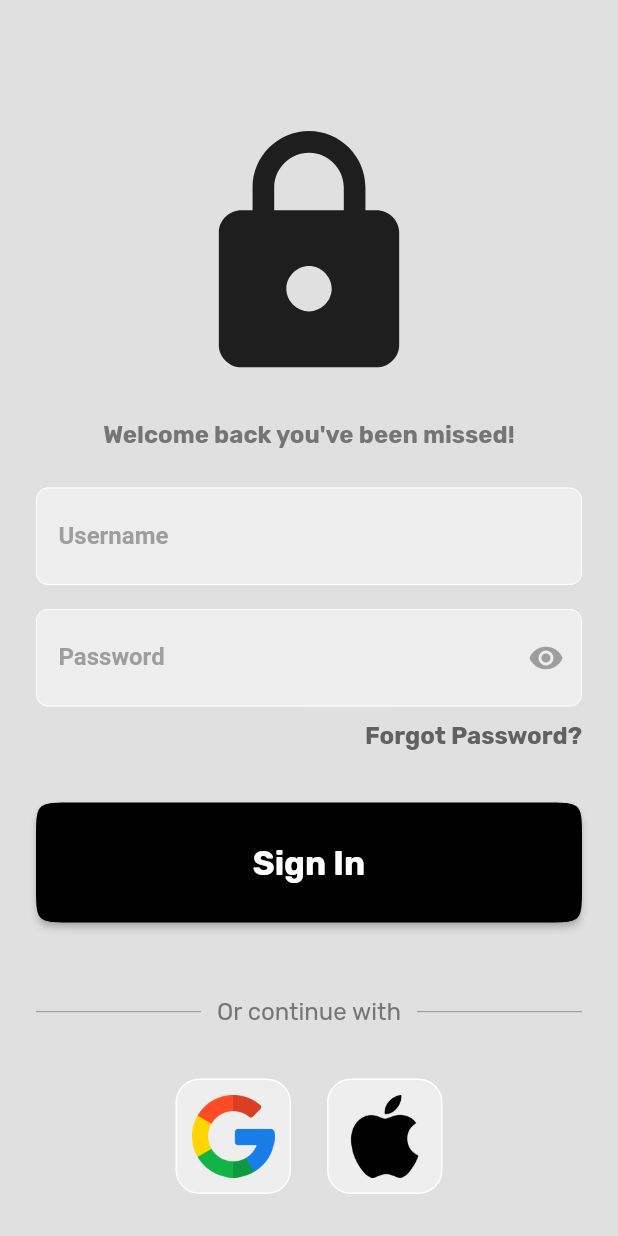
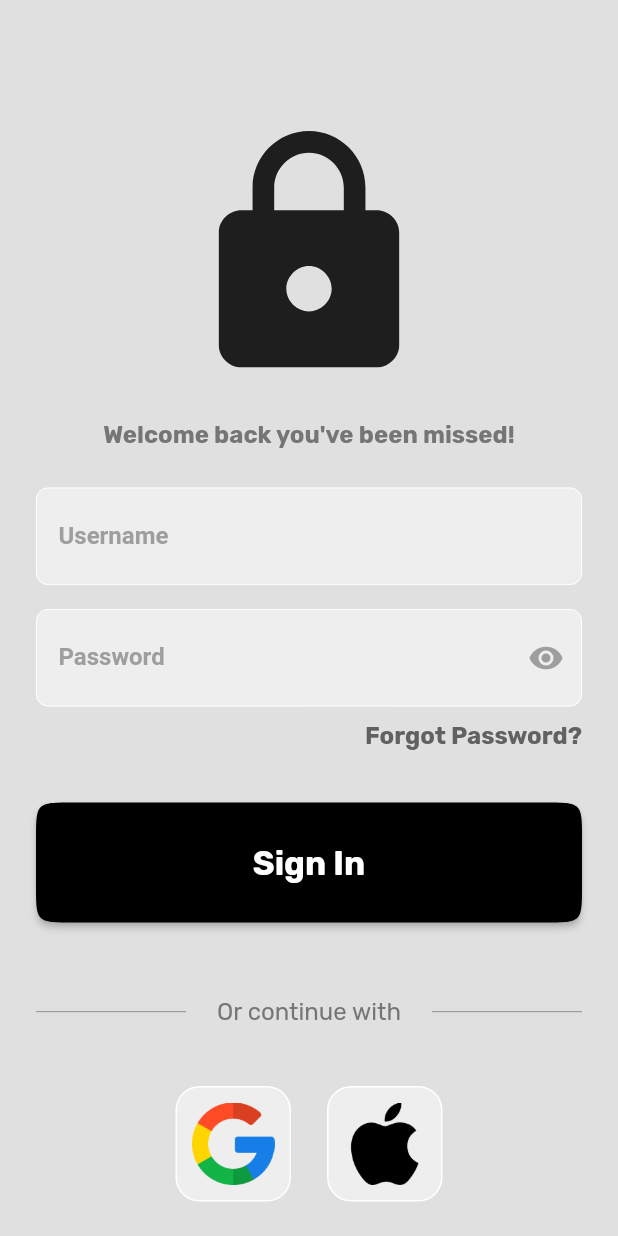
Before and after one commit to Franciscof11/Firebase_Auth_Boilerplate, a Flutter app: the screen it shows after launch, on a phone screen of 412 x 824 dp. Run offline on Flutter 3.47's test engine with Material 2 defaults, Android fonts, the phone set to English and light mode, and no system bars; our stand-ins replace device_preview, google_fonts.

Commit message:
fix : overflow divider bug

```diff
--- a/lib/view/pages/sign_in_page.dart
+++ b/lib/view/pages/sign_in_page.dart
@@ -12,6 +12,7 @@ class SignInPage extends StatelessWidget {
     final formKey = GlobalKey<FormState>();
     final usernameController = TextEditingController();
     final passwordController = TextEditingController();
+    double widthDevice = MediaQuery.of(context).size.width;
     return Scaffold(
       backgroundColor: Colors.grey[300],
       body: SingleChildScrollView(
@@ -82,7 +83,7 @@ class SignInPage extends StatelessWidget {
                   mainAxisAlignment: MainAxisAlignment.spaceBetween,
                   children: [
                     SizedBox(
-                      width: 110,
+                      width: widthDevice <= 380 ? 80 : 100,
                       child: Divider(
                         color: Colors.grey[600],
                         thickness: 0.5,
@@ -97,7 +98,7 @@ class SignInPage extends StatelessWidget {
                       ),
                     ),
                     SizedBox(
-                      width: 110,
+                      width: widthDevice <= 380 ? 80 : 100,
                       child: Divider(
                         color: Colors.grey[600],
                         thickness: 0.5,
@@ -105,7 +106,7 @@ class SignInPage extends StatelessWidget {
                     ),
                   ],
                 ),
-                const SizedBox(height: 35),
+                const SizedBox(height: 40),
                 const Row(
                   mainAxisAlignment: MainAxisAlignment.center,
                   children: [
@@ -113,7 +114,8 @@ class SignInPage extends StatelessWidget {
                     SizedBox(width: 24),
                     SocialSignInButton(urlImage: 'assets/apple.png'),
                   ],
-                )
+                ),
+                const SizedBox(height: 35),
               ],
             ),
           ),
```
